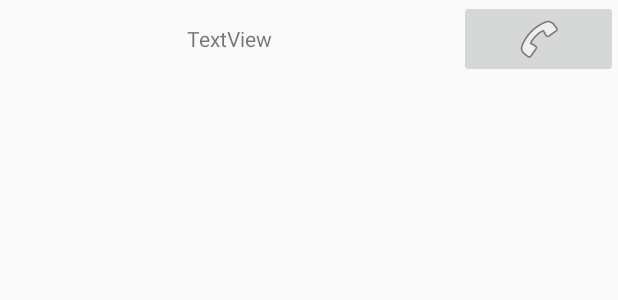
After one commit to s217487971/SimpleChatApp, an Android app: the layout toolbar_actionbar.xml on its own in the app's theme, with its tools: preview values and no code run, on a phone screen of 412 x 824 dp. The commit adds this screen. Shown: the top 300 px of the screen. Run offline under Robolectric (Android 15) with nearby library versions, the phone set to English and light mode, and no system bars.

```diff
--- a/app/build.gradle
+++ b/app/build.gradle
@@ -25,6 +25,8 @@ dependencies {
     implementation 'androidx.constraintlayout:constraintlayout:1.1.3'
     implementation 'com.google.android.material:material:1.0.0'
     implementation 'androidx.lifecycle:lifecycle-extensions:2.0.0'
+    implementation 'com.android.support:appcompat-v7:30.+'
+    implementation 'com.android.support.constraint:constraint-layout:1.1.3'
     testImplementation 'junit:junit:4.12'
     androidTestImplementation 'androidx.test.ext:junit:1.1.0'
     androidTestImplementation 'androidx.test.espresso:espresso-core:3.1.1'
--- /dev/null
+++ b/app/src/main/res/layout/toolbar_actionbar.xml
@@ -0,0 +1,21 @@
+<?xml version="1.0" encoding="utf-8"?>
+<LinearLayout xmlns:android="http://schemas.android.com/apk/res/android"
+    xmlns:app="http://schemas.android.com/apk/res-auto"
+    android:orientation="horizontal" android:layout_width="match_parent"
+    android:layout_height="match_parent">
+
+    <TextView
+        android:id="@+id/textView2"
+        android:layout_width="289dp"
+        android:layout_height="52dp"
+        android:layout_weight="1"
+        android:gravity="center"
+        android:text="TextView" />
+
+    <ImageButton
+        android:id="@+id/imageButton"
+        android:layout_width="wrap_content"
+        android:layout_height="wrap_content"
+        android:layout_weight="3"
+        app:srcCompat="@android:drawable/ic_menu_call" />
+</LinearLayout>
```
Also changed, not shown: app/src/main/AndroidManifest.xml (+11 -4 lines), app/src/main/java/com/example/simplechatapp/Chat.java (+62 -6 lines), app/src/main/java/com/example/simplechatapp/CreateContact.java (+11 -11 lines), app/src/main/java/com/example/simplechatapp/FragmentView.java (+16 -2 lines), app/src/main/java/com/example/simplechatapp/conversation.java (added, +36 -0 lines), app/src/main/res/layout/activity_conversation.xml (added, +9 -0 lines), app/src/main/res/layout/cardview.xml (+4 -3 lines), app/src/main/res/drawable/welcomescreen2.PNG.
